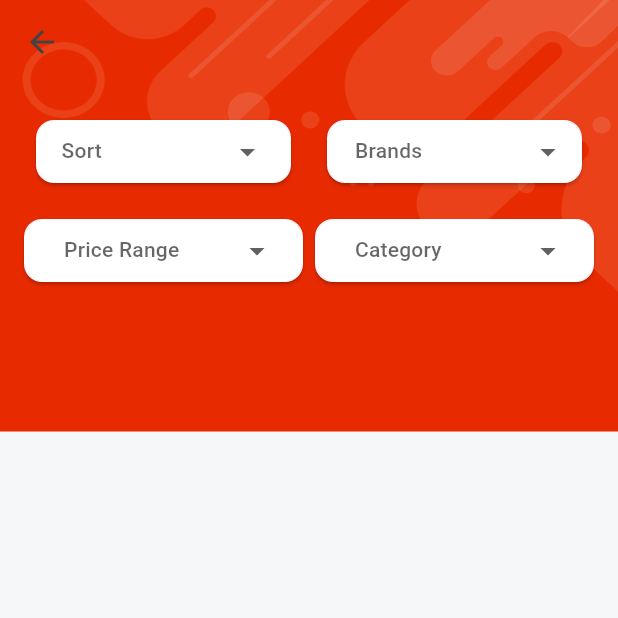
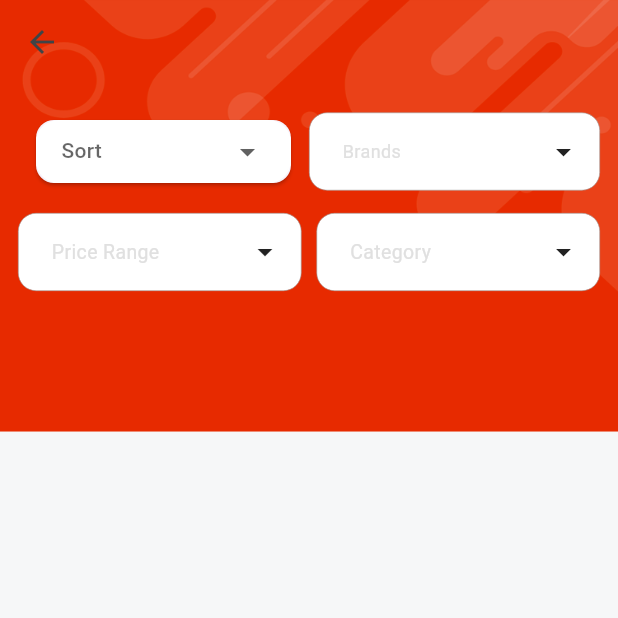
Before and after one commit to shrutikahilale/ecommerce_app, a Flutter app: the CategoryDetails screen opened directly with empty values, on a phone screen of 412 x 824 dp, the top half of it. Run offline on Flutter 3.47's test engine with Material 3 defaults, Android fonts, the phone set to English and light mode, and no system bars; drawn by our look-alikes of dropdown_button2; our stand-ins replace cloud_firestore, firebase_auth, firebase_core, flutter_rating_bar, get, get_storage and 2 more; accounts and stored records are empty; Roboto replaces fonts that are missing (sans_regular).

Commit message:
multi-select dropdown fixes

```diff
--- a/lib/views/category_screen/category_details.dart
+++ b/lib/views/category_screen/category_details.dart
@@ -3,15 +3,25 @@ import 'package:ecommerce_app/consts/consts.dart';
 import 'package:ecommerce_app/widgets_common/product_card.dart';
 import 'package:get/get.dart';
 import 'package:ecommerce_app/widgets_common/dropdown.dart';
-import 'package:ecommerce_app/widgets_common/multi_select_dropdown.dart';
 import 'package:ecommerce_app/controllers/home_controller.dart';
 import 'package:ecommerce_app/widgets_common/product_description_page.dart';
+import 'package:multi_dropdown/multiselect_dropdown.dart' as MS;
+import 'package:multi_dropdown/multiselect_dropdown.dart';
 
 class CategoryDetails extends StatelessWidget {
   final String? title;
   final int selectedIndex;
-  const CategoryDetails(
+  CategoryDetails(
       {super.key, required this.title, required this.selectedIndex});
+
+  final MultiSelectController<String> _brandsController =
+      MultiSelectController();
+
+  final MultiSelectController<String> _priceController =
+      MultiSelectController();
+
+  final MultiSelectController<String> _categoryController =
+      MultiSelectController();
 
   @override
   Widget build(BuildContext context) {
@@ -26,7 +36,8 @@ class CategoryDetails extends StatelessWidget {
     List<String> selectedPriceRange = [];
     List<String> selectedCategories = [];
 
-    return GetBuilder<HomeController>(builder: (ctrl) {
+    return GetBuilder<HomeController>(
+      builder: (ctrl) {
         return bgWidget(
           child: Scaffold(
             appBar: AppBar(
@@ -76,27 +87,14 @@ class CategoryDetails extends StatelessWidget {
                         ),
                       ),
                       Flexible(
-                      child: Padding(
-                        padding: const EdgeInsets.all(8.0),
-                        child: MultiSelectDropDown(
-                          label: 'Brands',
-                          decoration: dropDownDecoration,
-                          items: const [
-                            'Catwalk',
-                            'ADIDAS',
-                            'Nike',
-                            'Puma',
-                            'Rocia',
-                            'Lotto',
-                            'Fila',
-                            'Carlton',
-                            'HM',
-                            'RedTape',
-                            'Reebok',
-                            'Lee'
-                          ],
-                          onSelectionChanged: (selectedItems) {
-                            selectedBrands = selectedItems.cast<String>();
+                        child: MS.MultiSelectDropDown<String>(
+                          hint: 'Brands',
+                          hintFontSize: 12,
+                          clearIcon: const Icon(Icons.close),
+                          controller: _brandsController,
+                          onOptionSelected: (options) {
+                            selectedBrands =
+                                options.map((item) => item.label).toList();
                             if (selectedIndex == 0) {
                               ctrl.sortAndFilterAllForWomen(
                                   sortOption,
@@ -111,6 +109,30 @@ class CategoryDetails extends StatelessWidget {
                                   selectedCategories);
                             }
                           },
+                          options: const <ValueItem<String>>[
+                            ValueItem(label: 'Catwalk', value: '1'),
+                            ValueItem(label: 'ADIDAS', value: '2'),
+                            ValueItem(label: 'Nike', value: '3'),
+                            ValueItem(label: 'Puma', value: '4'),
+                            ValueItem(label: 'Rocia', value: '5'),
+                            ValueItem(label: 'Lotto', value: '6'),
+                            ValueItem(label: 'Fila', value: '7'),
+                            ValueItem(label: 'Carlton', value: '8'),
+                            ValueItem(label: 'HM', value: '9'),
+                            ValueItem(label: 'RedTape', value: '10'),
+                            ValueItem(label: 'Reebok', value: '11'),
+                            ValueItem(label: 'Lee', value: '12'),
+                          ],
+                          chipConfig: const ChipConfig(
+                            backgroundColor: Colors.deepOrangeAccent,
+                          ),
+                          selectionType: SelectionType.multi,
+                          dropdownHeight: 300,
+                          optionTextStyle: const TextStyle(fontSize: 12),
+                          selectedOptionIcon: const Icon(
+                            Icons.check_circle,
+                            color: Colors.deepOrange,
+                            size: 18.0,
                           ),
                         ),
                       ),
@@ -122,18 +144,27 @@ class CategoryDetails extends StatelessWidget {
                         child: Padding(
                           padding: const EdgeInsets.symmetric(
                               vertical: 8.0), // Adjust vertical padding
-                        child: MultiSelectDropDown(
-                          label: 'Price Range',
-                          decoration: dropDownDecoration,
-                          items: const [
-                            'Below ₹500',
-                            '₹500 - ₹1000',
-                            '₹1000 - ₹2000',
-                            '₹2000 - ₹5000',
-                            'Above ₹5000'
+                          child: MS.MultiSelectDropDown(
+                            hint: 'Price Range',
+                            controller: _priceController,
+                            options: const <ValueItem<String>>[
+                              ValueItem(
+                                  label: 'Below ₹500', value: 'below_500'),
+                              ValueItem(
+                                  label: '₹500 - ₹1000', value: '500_to_1000'),
+                              ValueItem(
+                                  label: '₹1000 - ₹2000',
+                                  value: '1000_to_2000'),
+                              ValueItem(
+                                  label: '₹2000 - ₹5000',
+                                  value: '2000_to_5000'),
+                              ValueItem(
+                                  label: 'Above ₹5000', value: 'above_5000'),
                             ],
-                          onSelectionChanged: (selectedItems) {
-                            selectedPriceRange = selectedItems.cast<String>();
+                            onOptionSelected: (selectedItems) {
+                              selectedPriceRange = selectedItems
+                                  .map((item) => item.label)
+                                  .toList();
                               if (selectedIndex == 0) {
                                 ctrl.sortAndFilterAllForWomen(
                                     sortOption,
@@ -148,28 +179,50 @@ class CategoryDetails extends StatelessWidget {
                                     selectedCategories);
                               }
                             },
+                            chipConfig: const ChipConfig(
+                              backgroundColor: Colors.deepOrangeAccent,
+                            ),
+                            selectionType: SelectionType.multi,
+                            dropdownHeight: 300,
+                            optionTextStyle: const TextStyle(fontSize: 12),
+                            selectedOptionIcon: const Icon(
+                              Icons.check_circle,
+                              color: Colors.deepOrange,
+                              size: 18.0,
                             ),
                           ),
+                        ),
+                      ),
+                      const SizedBox(
+                        width: 10,
                       ),
                       Flexible(
                         child: Padding(
                           padding: const EdgeInsets.symmetric(
                               vertical: 8.0), // Adjust vertical padding
-                        child: MultiSelectDropDown(
-                          label: 'Category',
-                          decoration: dropDownDecoration,
-                          items: const [
-                            'Casual Shoes',
-                            'Flats',
-                            'Flip Flops',
-                            'Formal Shoes',
-                            'Heels',
-                            'Sandals',
-                            'Sports Sandals',
-                            'Sports Shoes'
+                          child: MS.MultiSelectDropDown(
+                            hint: 'Category',
+                            controller: _categoryController,
+                            options: const <ValueItem<String>>[
+                              ValueItem(
+                                  label: 'Casual Shoes', value: 'casual_shoes'),
+                              ValueItem(label: 'Flats', value: 'flats'),
+                              ValueItem(
+                                  label: 'Flip Flops', value: 'flip_flops'),
+                              ValueItem(
+                                  label: 'Formal Shoes', value: 'formal_shoes'),
+                              ValueItem(label: 'Heels', value: 'heels'),
+                              ValueItem(label: 'Sandals', value: 'sandals'),
+                              ValueItem(
+                                  label: 'Sports Sandals',
+                                  value: 'sports_sandals'),
+                              ValueItem(
+                                  label: 'Sports Shoes', value: 'sports_shoes'),
                             ],
-                          onSelectionChanged: (selectedItems) {
-                            selectedCategories = selectedItems.cast<String>();
+                            onOptionSelected: (selectedItems) {
+                              selectedCategories = selectedItems
+                                  .map((item) => item.label)
+                                  .toList();
                               if (selectedIndex == 0) {
                                 ctrl.sortAndFilterAllForWomen(
                                     sortOption,
@@ -184,6 +237,17 @@ class CategoryDetails extends StatelessWidget {
                                     selectedCategories);
                               }
                             },
+                            chipConfig: const ChipConfig(
+                              backgroundColor: Colors.deepOrangeAccent,
+                            ),
+                            selectionType: SelectionType.multi,
+                            dropdownHeight: 300,
+                            optionTextStyle: const TextStyle(fontSize: 12),
+                            selectedOptionIcon: const Icon(
+                              Icons.check_circle,
+                              color: Colors.deepOrange,
+                              size: 18.0,
+                            ),
                           ),
                         ),
                       ),
@@ -207,22 +271,28 @@ class CategoryDetails extends StatelessWidget {
                       itemBuilder: (context, index) {
                         if (selectedIndex == 0) {
                           return ProductCard(
-                          name: ctrl.productsForWomen[index].name ?? 'no name',
-                          imageUrl: ctrl.productsForWomen[index].image ?? 'url',
+                            name:
+                                ctrl.productsForWomen[index].name ?? 'no name',
+                            imageUrl:
+                                ctrl.productsForWomen[index].image ?? 'url',
                             price: ctrl.productsForWomen[index].price ?? 0.00,
-                          offerTag: (ctrl.productsForWomen[index].offer ?? true)
-                              ? ctrl.productsForWomen[index].offerPercent ?? ' '
+                            offerTag: (ctrl.productsForWomen[index].offer ??
+                                    true)
+                                ? ctrl.productsForWomen[index].offerPercent ??
+                                    ' '
                                 : ' ',
                             review: ctrl.productsForWomen[index].review ?? 0.0,
                             numOfferPercent:
                                 ctrl.productsForWomen[index].numOfferPercent ??
                                     0.0,
                             onTap: () {
-                            Get.to(const ProductDescriptionPage(), arguments: {
+                              Get.to(const ProductDescriptionPage(),
+                                  arguments: {
                                     'data': ctrl.productsForWomen[index]
                                   });
                             },
-                          hasOffer: ctrl.productsForWomen[index].offer ?? false,
+                            hasOffer:
+                                ctrl.productsForWomen[index].offer ?? false,
                           );
                         } else {
                           return ProductCard(
@@ -234,9 +304,11 @@ class CategoryDetails extends StatelessWidget {
                                 : ' ',
                             review: ctrl.productsForMen[index].review ?? 0.0,
                             numOfferPercent:
-                              ctrl.productsForMen[index].numOfferPercent ?? 0.0,
+                                ctrl.productsForMen[index].numOfferPercent ??
+                                    0.0,
                             onTap: () {
-                            Get.to(const ProductDescriptionPage(), arguments: {
+                              Get.to(const ProductDescriptionPage(),
+                                  arguments: {
                                     'data': ctrl.productsForMen[index]
                                   });
                             },
@@ -251,6 +323,7 @@ class CategoryDetails extends StatelessWidget {
             ),
           ),
         );
-    });
+      },
+    );
   }
 }
--- a/lib/views/home_screen/home.dart
+++ b/lib/views/home_screen/home.dart
@@ -25,7 +25,7 @@ class Home extends StatelessWidget {
     ];
 
     var navBody = [
-      const HomeScreen(),
+      HomeScreen(),
       const CategoryScreen(),
       // const CartScreen(),
       const ProfileScreen()
--- a/pubspec.yaml
+++ b/pubspec.yaml
@@ -38,6 +38,7 @@ dependencies:
   flutter_rating_bar: ^4.0.0
   json_annotation: ^4.8.1
   material: ^1.0.0+2
+  multi_dropdown: ^2.1.4
 
 dev_dependencies:
   flutter_test:
```
Also changed, not shown: lib/views/home_screen/home_screen.dart (+37 -25 lines), pubspec.lock. Lines whose indentation alone changed are shown as unchanged.
